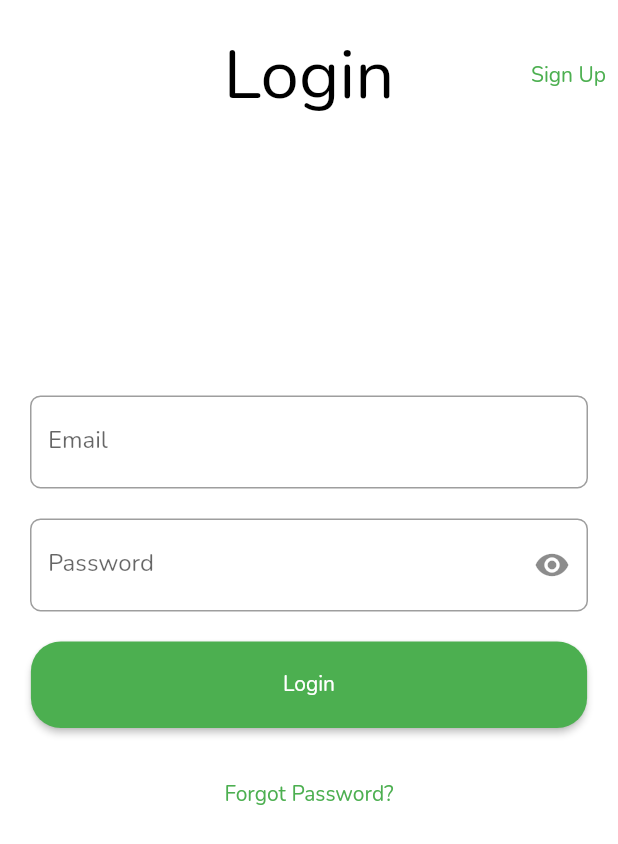
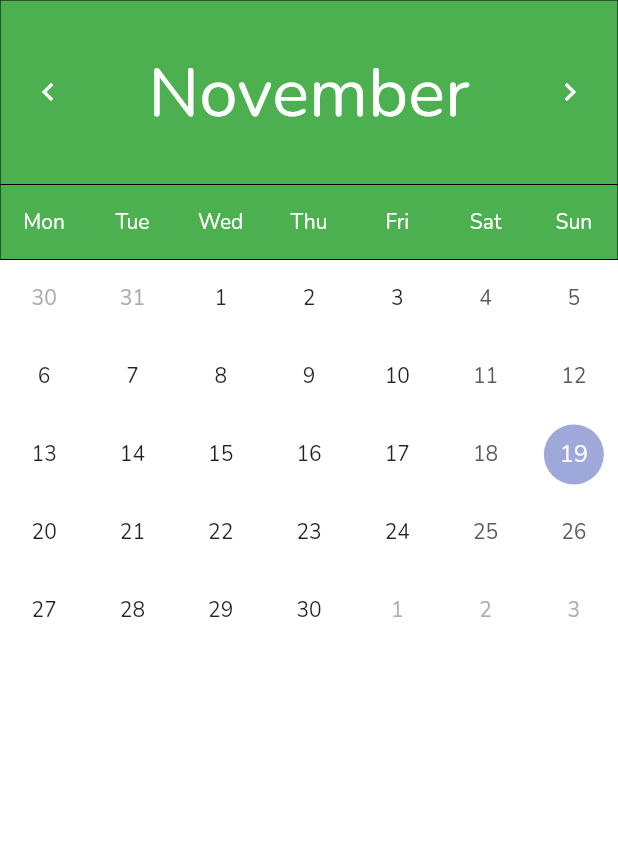
Before and after one commit to josanchezva/Together, a Flutter app: the screen it shows after launch, on a phone screen of 412 x 824 dp. Shown: the top 844 px of the screen. Run offline on Flutter 3.47's test engine with Material 2 defaults, Android fonts, the phone set to English and light mode, and no system bars; drawn by our look-alikes of table_calendar; our stand-ins replace flutter_chat_types, flutter_chat_ui, flutter_dotenv, get; accounts and stored records are empty.

Commit message:
Added calendar and pages

```diff
--- a/frontend/lib/main.dart
+++ b/frontend/lib/main.dart
@@ -1,7 +1,9 @@
 import 'package:flutter/material.dart';
 import 'package:flutter_dotenv/flutter_dotenv.dart';
+import 'package:frontend/src/pages/messages.dart';
 import 'package:frontend/together_theme.dart';
 import 'package:get/get_navigation/get_navigation.dart';
+import 'src/pages/calendar.dart';
 import 'src/pages/home.dart';
 import 'src/pages/login.dart';
 import 'src/pages/sign_up.dart';
@@ -22,11 +24,13 @@ class Together extends StatelessWidget {
       debugShowCheckedModeBanner: false,
       theme: TogetherTheme.light(),
       darkTheme: TogetherTheme.dark(),
-      initialRoute: '/login',
+      initialRoute: '/calendar',
       routes: {
         '/home': (context) => const Home(),
         '/login': (context) => const Login(),
         '/sign_up': (context) => const SignUp(),
+        '/messages': (context) => const Messages(),
+        '/calendar': (context) => const Calendar(),
       },
     );
   }
--- /dev/null
+++ b/frontend/lib/src/controllers/calendar_controller.dart
@@ -0,0 +1,6 @@
+
+import 'package:get/get.dart';
+import 'package:get/get_state_manager/src/simple/get_controllers.dart';
+
+class CalendarController extends GetxController {
+}
--- a/frontend/lib/src/controllers/sign_up_controller.dart
+++ b/frontend/lib/src/controllers/sign_up_controller.dart
@@ -3,10 +3,10 @@ import 'package:frontend/src/services/user_service.dart';
 import 'package:get/get.dart';
 
 class SignUpController extends GetxController {
-  UserService userService = UserService();
+  final _userService = UserService();
   Future<String> createUser(
       String email, String name, String password) async {
-    User user = await userService.createUser(email, name, password);
+    User user = await _userService.createUser(email, name, password);
     if (user.id == 'null') {
       return 'Error al crear usuario';
     }
--- a/frontend/lib/src/models/user.dart
+++ b/frontend/lib/src/models/user.dart
@@ -3,6 +3,7 @@
 //     final user = userFromJson(jsonString);
 
 import 'dart:convert';
+
 
 User userFromJson(String str) => User.fromJson(json.decode(str));
 
--- /dev/null
+++ b/frontend/lib/src/pages/calendar.dart
@@ -0,0 +1,112 @@
+import 'package:flutter/material.dart';
+import 'package:get/get.dart';
+import 'package:intl/intl.dart';
+import 'package:table_calendar/table_calendar.dart';
+
+import '../controllers/calendar_controller.dart';
+
+class Calendar extends StatefulWidget {
+  const Calendar({super.key});
+
+  @override
+  State<Calendar> createState() => _CalendarState();
+}
+
+class _CalendarState extends State<Calendar> {
+  final CalendarController _calendarController = Get.put(CalendarController());
+  DateTime? _selectedDay;
+
+  DateTime _focusedDay = DateTime.now();
+
+  CalendarFormat _calendarFormat = CalendarFormat.month;
+
+  @override
+  Widget build(BuildContext context) {
+    return SafeArea(
+      child: Scaffold(
+        body: Column(
+          children: [
+            TableCalendar(
+              daysOfWeekHeight: 50,
+              daysOfWeekStyle: DaysOfWeekStyle(
+                decoration: BoxDecoration(
+                  color: Colors.green,
+                  border: Border.all(width: 0),
+                ),
+                weekendStyle: const TextStyle(color: Colors.white),
+                weekdayStyle: const TextStyle(color: Colors.white),
+              ),
+              startingDayOfWeek: StartingDayOfWeek.monday,
+              headerStyle: HeaderStyle(
+                leftChevronIcon: const Icon(
+                  Icons.chevron_left,
+                  color: Colors.white,
+                ),
+                rightChevronIcon: const Icon(
+                  Icons.chevron_right,
+                  color: Colors.white,
+                ),
+                headerPadding: const EdgeInsets.symmetric(vertical: 30),
+                titleTextFormatter: (date, locale) =>
+                    DateFormat.MMMM(locale).format(date),
+                titleTextStyle:
+                    const TextStyle(color: Colors.white, fontSize: 46),
+                formatButtonDecoration: const BoxDecoration(
+                  border: Border.fromBorderSide(
+                    BorderSide(color: Colors.white),
+                  ),
+                  borderRadius: BorderRadius.all(Radius.circular(10)),
+                ),
+                formatButtonTextStyle: const TextStyle(color: Colors.white),
+                titleCentered: true,
+                formatButtonVisible: false,
+                decoration: BoxDecoration(
+                  color: Colors.green,
+                  border: Border.all(width: 0),
+                ),
+              ),
+              focusedDay: DateTime.now(),
+              firstDay: DateTime.utc(2010, 10, 16),
+              lastDay: DateTime.utc(2030, 12, 31),
+              selectedDayPredicate: (day) {
+                return isSameDay(_selectedDay, day);
+              },
+              onDaySelected: onDaySelected,
+              onFormatChanged: onFormatChanged,
+              onPageChanged: onPageChanged,
+              calendarFormat: _calendarFormat,
+            ),
+          ],
+        ),
+      ),
+    );
+  }
+
+  void onPageChanged(focusedDay) {
+    _focusedDay = focusedDay;
+  }
+
+  void onFormatChanged(format) {
+    setState(() {
+      _calendarFormat = format;
+    });
+  }
+
+  void onDaySelected(selectedDay, focusedDay) {
+      _selectedDay = selectedDay;
+      _focusedDay = focusedDay;
+  }
+
+  AppBar appBar() {
+    return AppBar(
+      toolbarHeight: 100,
+      elevation: 0,
+      backgroundColor: Colors.green,
+      centerTitle: true,
+      title: Text(
+        DateFormat('MMMM').format(DateTime.now()),
+        style: TextStyle(color: Colors.white, fontSize: 46),
+      ),
+    );
+  }
+}
--- a/frontend/lib/src/pages/home.dart
+++ b/frontend/lib/src/pages/home.dart
@@ -11,7 +11,7 @@ class Home extends StatefulWidget {
 }
 
 class _HomeState extends State<Home> {
-  final HomeController homeController = Get.put(HomeController());
+  final HomeController _homeController = Get.put(HomeController());
   int _counter = 0;
 
   void _incrementCounter() {
--- a/frontend/lib/src/pages/login.dart
+++ b/frontend/lib/src/pages/login.dart
@@ -1,11 +1,9 @@
 import 'package:flutter/material.dart';
-import 'package:frontend/src/pages/home.dart';
+import 'package:frontend/src/controllers/login_controller.dart';
 import 'package:frontend/src/pages/sign_up.dart';
-import 'package:frontend/together_theme.dart';
+import 'package:frontend/utils.dart';
 import 'package:get/get.dart';
-import '../controllers/sign_up_controller.dart';
 import '../services/user_service.dart';
-import 'login.dart';
 
 class Login extends StatefulWidget {
   const Login({Key? key}) : super(key: key);
@@ -15,8 +13,7 @@ class Login extends StatefulWidget {
 }
 
 class _LoginState extends State<Login> {
-  final SignUpController signUpController = Get.put(SignUpController());
-  final UserService userService = UserService();
+  final LoginController _loginController = Get.put(LoginController());
   final _formKey = GlobalKey<FormState>();
   final _emailFieldController = TextEditingController();
   final _passwordFieldController = TextEditingController();
@@ -24,21 +21,23 @@ class _LoginState extends State<Login> {
   @override
   Widget build(BuildContext context) {
     return Scaffold(
-      appBar: AppBar(
-        toolbarHeight: 100,
-        elevation: 0,
-        centerTitle: true,
-        title: const Text('Login', style: TextStyle(color: Colors.black,fontSize: 46)),
-        actions: [
-          TextButton(
-            onPressed: () {
-              Get.off(() => const SignUp());
-            },
-            child: const Text('Sign Up'),
-          ),
-        ],
-      ),
+      appBar: appBar(),
       body: logInBody(),
+    );
+  }
+
+  AppBar appBar() {
+    return AppBar(
+      toolbarHeight: 100,
+      elevation: 1,
+      centerTitle: true,
+      title: const Text('Login', style: TextStyle(color: Colors.black,fontSize: 46)),
+      actions: const [
+        TextButton(
+          onPressed: getOffHome,
+          child: Text('Sign Up'),
+        ),
+      ],
     );
   }
 
--- a/frontend/lib/src/services/user_service.dart
+++ b/frontend/lib/src/services/user_service.dart
@@ -4,9 +4,7 @@ import 'package:flutter_dotenv/flutter_dotenv.dart';
 import 'package:frontend/src/dto/create_user_dto.dart';
 import '../models/user.dart';
 import 'package:http/http.dart' as http;
-final url = Uri.parse(dotenv.env['BACKEND_URL'].toString());
-
-
+final url = Uri.parse('${dotenv.env['BACKEND_URL']}/user');
 class UserService {
   UserService();
 
--- a/frontend/lib/together_theme.dart
+++ b/frontend/lib/together_theme.dart
@@ -1,6 +1,68 @@
 import 'package:flutter/material.dart';
 
 class TogetherTheme{
+  static TextTheme lightTextTheme = TextTheme(
+    bodyLarge: MaterialStateTextStyle.resolveWith((states) => const TextStyle(
+      fontSize: 46.0,
+      fontWeight: FontWeight.w700,
+      color: Colors.black,
+    )),
+    bodyMedium: MaterialStateTextStyle.resolveWith((states) => const TextStyle(
+      fontSize: 30.0,
+      fontWeight: FontWeight.w600,
+      color: Colors.black,
+    )),
+    bodySmall: MaterialStateTextStyle.resolveWith((states) => const TextStyle(
+      fontSize: 14.0,
+      fontWeight: FontWeight.w700,
+      color: Colors.black,
+    )),
+    displayLarge: MaterialStateTextStyle.resolveWith((states) => const TextStyle(
+      fontSize: 32.0,
+      fontWeight: FontWeight.bold,
+      color: Colors.black,
+    )),
+    displayMedium: MaterialStateTextStyle.resolveWith((states) => const TextStyle(
+      fontSize: 21.0,
+      fontWeight: FontWeight.w700,
+      color: Colors.black,
+    )),
+    displaySmall: MaterialStateTextStyle.resolveWith((states) => const TextStyle(
+      fontSize: 16.0,
+      fontWeight: FontWeight.w600,
+      color: Colors.black,
+    )),
+    headlineLarge: MaterialStateTextStyle.resolveWith((states) => const TextStyle(
+      fontSize: 20.0,
+      fontWeight: FontWeight.w600,
+      color: Colors.black,
+    )),
+    headlineMedium: MaterialStateTextStyle.resolveWith((states) => const TextStyle(
+      fontSize: 16.0,
+      fontWeight: FontWeight.w600,
+      color: Colors.black,
+    )),
+    headlineSmall: MaterialStateTextStyle.resolveWith((states) => const TextStyle(
+      fontSize: 14.0,
+      fontWeight: FontWeight.w600,
+      color: Colors.black,
+    )),
+    labelLarge: MaterialStateTextStyle.resolveWith((states) => const TextStyle(
+      fontSize: 16.0,
+      fontWeight: FontWeight.w600,
+      color: Colors.black,
+    )),
+    labelMedium: MaterialStateTextStyle.resolveWith((states) => const TextStyle(
+      fontSize: 14.0,
+      fontWeight: FontWeight.w600,
+      color: Colors.black,
+    )),
+    labelSmall: MaterialStateTextStyle.resolveWith((states) => const TextStyle(
+      fontSize: 12.0,
+      fontWeight: FontWeight.w600,
+      color: Colors.black,
+    )),
+  );
   /*static TextTheme lightTextTheme = TextTheme(
     bodyText1: GoogleFonts.openSans(
       fontSize: 14.0,
@@ -102,7 +164,7 @@ class TogetherTheme{
         borderSide: BorderSide(color: Colors.grey),
         borderRadius: BorderRadius.all(Radius.circular(7.0)),
       )),
-      //textTheme: lightTextTheme,
+      textTheme: lightTextTheme,
     );
   }
 
--- a/frontend/pubspec.yaml
+++ b/frontend/pubspec.yaml
@@ -39,6 +39,10 @@ dependencies:
 
   http: ^1.1.0
   flutter_dotenv: ^5.1.0
+  flutter_chat_ui: ^1.6.9
+  flutter_chat_types: ^3.6.2
+  table_calendar: ^3.0.9
+  intl: ^0.18.1
 
 dev_dependencies:
   flutter_test:
@@ -64,6 +68,7 @@ flutter:
 
   # To add assets to your application, add an assets section, like this:
   assets:
+    - assets/images/
     - .env
 
   # An image asset can refer to one or more resolution-specific "variants", see
```
Also changed, not shown: frontend/lib/src/controllers/messages_controller.dart (added, +11 -0 lines), frontend/lib/src/models/chat_bot.dart (added, +25 -0 lines), frontend/lib/src/models/chat_message.dart (added, +35 -0 lines), frontend/lib/src/pages/messages.dart (added, +101 -0 lines), frontend/lib/src/pages/sign_up.dart (+5 -6 lines), frontend/lib/utils.dart (added, +11 -0 lines), frontend/assets/images/chatbot.png (added), 1 other file.
